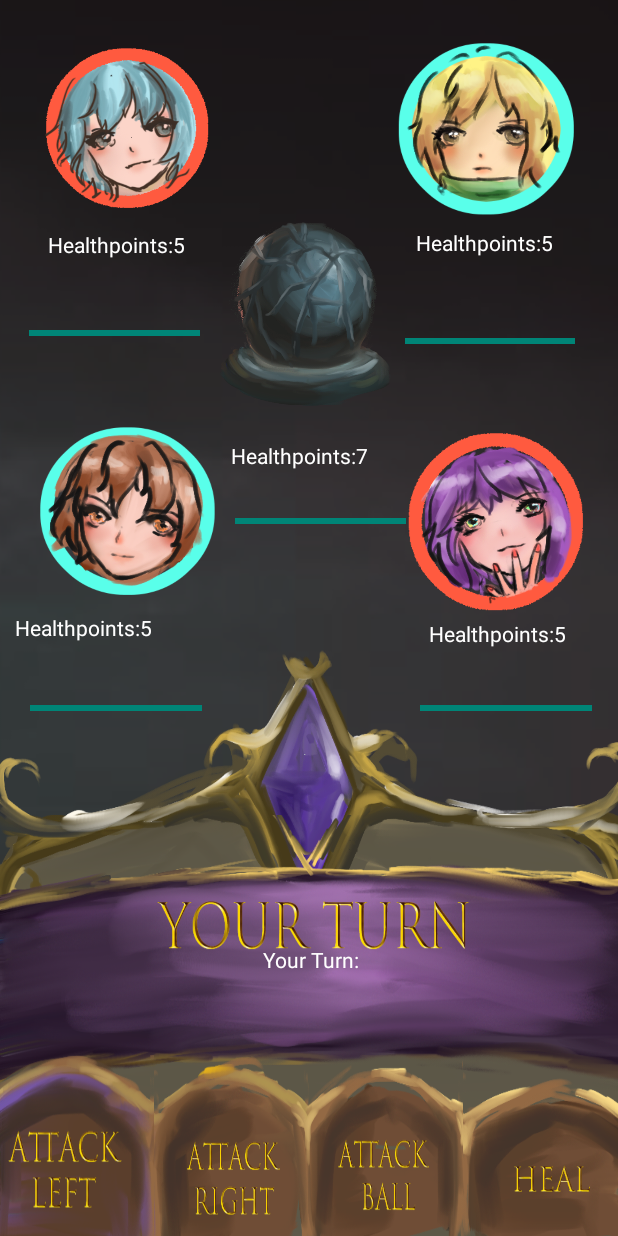
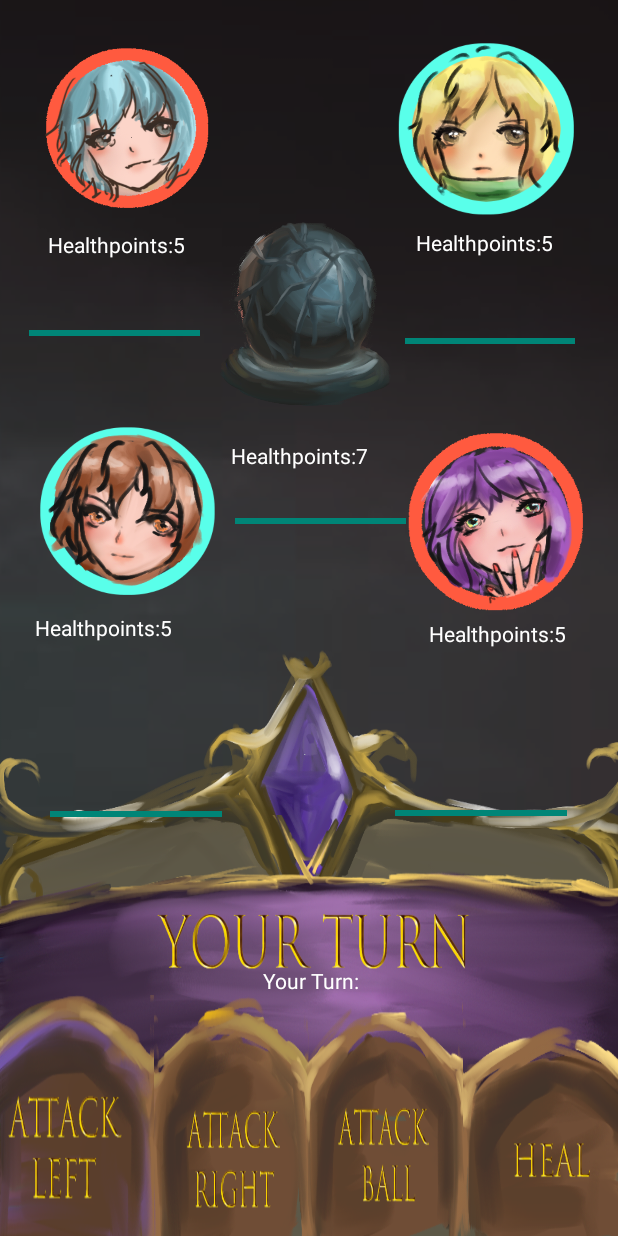
Before and after one commit to MJumbrella/HitBall-App, an Android app: the Main_Game_Board screen opened directly, with no data from a screen before it, on a phone screen of 412 x 824 dp. Run offline under Robolectric (Android 15) with nearby library versions, the light colour scheme and no system bars.

Commit message:
add progress bar

```diff
--- a/app/src/main/java/com/example/hitball/Main_Game_Board.java
+++ b/app/src/main/java/com/example/hitball/Main_Game_Board.java
@@ -38,9 +38,9 @@ public class Main_Game_Board extends AppCompatActivity {
         pgsBar.setProgress(100);
         ProgressBar pgsBar2 = (ProgressBar) findViewById(R.id.progressBar2); //intialize the health bar;
         pgsBar2.setProgress(100);
-        ProgressBar pgsBar3 = (ProgressBar) findViewById(R.id.progressBar3); //intialize the health bar;
+        ProgressBar pgsBar3 = (ProgressBar) findViewById(R.id.progressBar4); //intialize the health bar;
         pgsBar3.setProgress(100);
-        ProgressBar pgsBar4 = (ProgressBar) findViewById(R.id.progressBar4); //intialize the health bar;
+        ProgressBar pgsBar4 = (ProgressBar) findViewById(R.id.progressBar3); //intialize the health bar;
         pgsBar4.setProgress(100);
         ProgressBar pgsBarball = (ProgressBar) findViewById(R.id.progressBar5); //intialize the health bar;
         pgsBarball.setProgress(100);
--- a/app/src/main/res/layout/activity_main__game__board.xml
+++ b/app/src/main/res/layout/activity_main__game__board.xml
@@ -89,11 +89,11 @@
 
         <TextView
             android:id="@+id/board_tv_health4"
-            android:layout_width="156dp"
+            android:layout_width="133dp"
             android:layout_height="wrap_content"
             android:layout_alignLeft="@id/board_tv_player4"
             android:layout_alignParentBottom="true"
-            android:layout_marginLeft="-10dp"
+            android:layout_marginLeft="3dp"
             android:layout_marginBottom="5dp"
             android:textColor="@color/white" />
 
@@ -195,7 +195,7 @@
             android:layout_marginTop="110dp"
             android:layout_marginEnd="-6dp"
             android:layout_marginRight="-6dp"
-            android:layout_marginBottom="88dp"
+            android:layout_marginBottom="60dp"
             android:background="@drawable/youeturn"
             android:gravity="center"
             android:paddingVertical="10dp"
@@ -205,7 +205,7 @@
         <LinearLayout
             android:layout_width="match_parent"
             android:layout_height="wrap_content"
-            android:layout_marginTop="270dp"
+            android:layout_marginTop="230dp"
             android:layout_marginBottom="0dp"
             android:orientation="horizontal">
 
@@ -260,15 +260,13 @@
             android:layout_alignBottom="@+id/board_your_turn"
             android:layout_alignParentStart="true"
             android:layout_alignParentLeft="true"
-            android:layout_alignParentTop="true"
             android:layout_alignParentEnd="true"
             android:layout_alignParentRight="true"
-            android:layout_marginStart="20dp"
-            android:layout_marginLeft="20dp"
-            android:layout_marginTop="8dp"
-            android:layout_marginEnd="277dp"
-            android:layout_marginRight="277dp"
-            android:layout_marginBottom="233dp"
+            android:layout_marginStart="33dp"
+            android:layout_marginLeft="33dp"
+            android:layout_marginEnd="264dp"
+            android:layout_marginRight="264dp"
+            android:layout_marginBottom="211dp"
             android:max="100"
             android:progress="79" />
 
@@ -280,15 +278,13 @@
             android:layout_alignBottom="@+id/board_your_turn"
             android:layout_alignParentStart="true"
             android:layout_alignParentLeft="true"
-            android:layout_alignParentTop="true"
             android:layout_alignParentEnd="true"
             android:layout_alignParentRight="true"
-            android:layout_marginStart="280dp"
-            android:layout_marginLeft="280dp"
-            android:layout_marginTop="8dp"
-            android:layout_marginEnd="17dp"
-            android:layout_marginRight="17dp"
-            android:layout_marginBottom="233dp"
+            android:layout_marginStart="263dp"
+            android:layout_marginLeft="263dp"
+            android:layout_marginEnd="34dp"
+            android:layout_marginRight="34dp"
+            android:layout_marginBottom="212dp"
             android:max="100"
             android:progress="79" />
 
```
